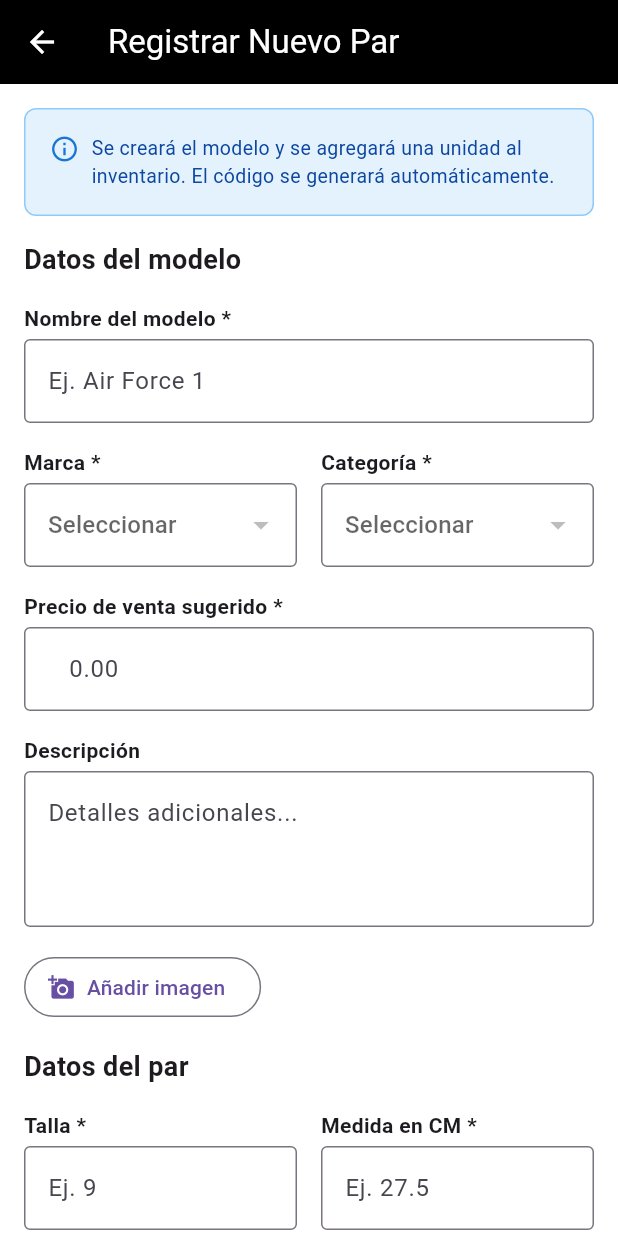
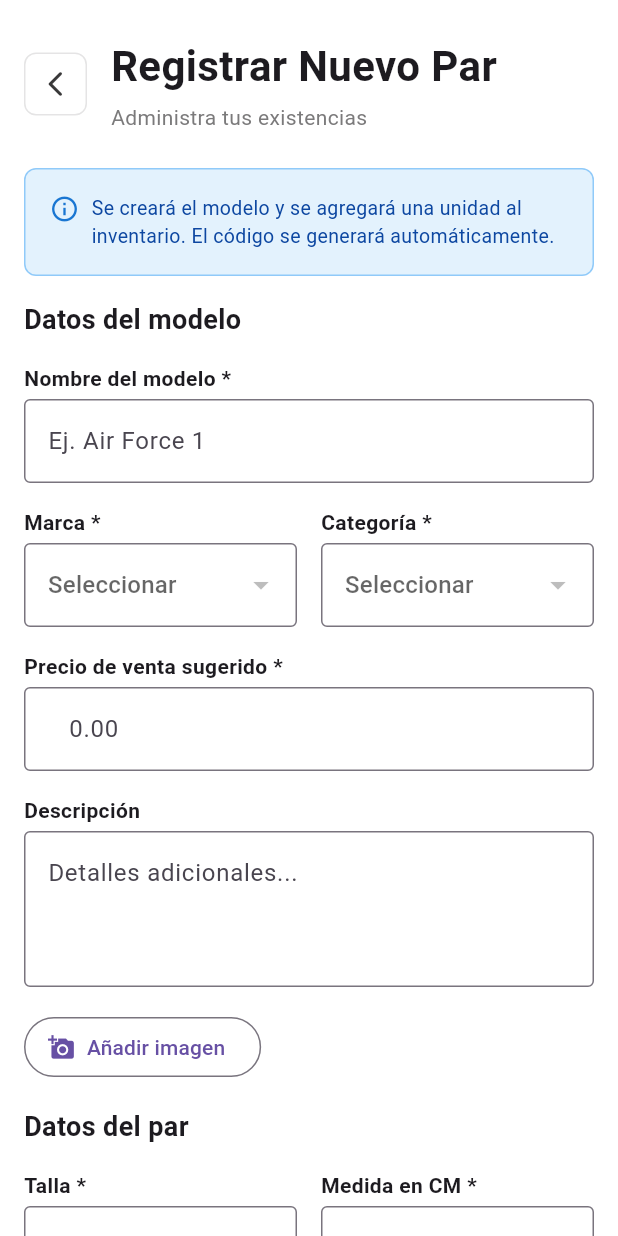
Before and after one commit to JonathanLes/variedadesjm, a Flutter app: the InventarioFormPage screen opened directly, on a phone screen of 412 x 824 dp. Run offline on Flutter 3.47's test engine with Material 3 defaults, Android fonts, the phone set to English and light mode, and no system bars; our stand-ins replace flutter_riverpod, flutter_svg, freezed_annotation, image_picker, mask_text_input_formatter, sembast and 1 more; accounts and stored records are empty.

Commit message:
feat: Se estandarizo las vistas, además se hizo un menú desplegable para el apartado de los inventarios.

```diff
--- a/lib/modules/inventario/boundary/pages/inventario_form_page.dart
+++ b/lib/modules/inventario/boundary/pages/inventario_form_page.dart
@@ -13,6 +13,7 @@ import 'package:variedadesjm/modules/categoria_zapato/entity/categoria_zapato.da
 import 'package:variedadesjm/modules/zapato/controller/zapato_controller.dart';
 import 'package:variedadesjm/shared/themes/colors.dart';
 import 'package:variedadesjm/shared/themes/spacing.dart';
+import 'package:variedadesjm/shared/widgets/pagination/app_back_button.dart';
 
 import '../widgets/inventario_info_banner.dart';
 
@@ -239,21 +240,41 @@ class _InventarioFormPageState extends ConsumerState<InventarioFormPage> {
 
     return Scaffold(
       backgroundColor: AppColors.white,
-      appBar: AppBar(
-        backgroundColor: AppColors.black,
-        leading: const BackButton(color: AppColors.white),
-        title: Text(
-          _editando ? 'Editar Inventario' : 'Registrar Nuevo Par',
-          style: const TextStyle(color: AppColors.white),
-        ),
-      ),
       body: Form(
         key: _formKey,
         child: SingleChildScrollView(
-          padding: const EdgeInsets.all(AppSpacing.md),
+          padding: const EdgeInsets.symmetric(
+            horizontal: AppSpacing.md,
+            vertical: AppSpacing.lg,
+          ),
           child: Column(
             crossAxisAlignment: CrossAxisAlignment.start,
             children: [
+              Row(
+                crossAxisAlignment: CrossAxisAlignment.center,
+                children: [
+                  const AppBackButton(),
+                  const SizedBox(width: AppSpacing.md),
+                  Column(
+                    crossAxisAlignment: CrossAxisAlignment.start,
+                    children: [
+                      Text(
+                        _editando ? 'Editar Inventario' : 'Registrar Nuevo Par',
+                        style: const TextStyle(
+                          fontSize: 28,
+                          fontWeight: FontWeight.bold,
+                        ),
+                      ),
+                      const SizedBox(height: 4),
+                      const Text(
+                        'Administra tus existencias',
+                        style: TextStyle(fontSize: 14, color: AppColors.grey),
+                      ),
+                    ],
+                  ),
+                ],
+              ),
+              const SizedBox(height: AppSpacing.lg),
               InventarioInfoBanner(
                 text: _editando
                     ? 'Puedes actualizar los datos del modelo y del par. El código de inventario se conservará.'
@@ -395,7 +416,7 @@ class _InventarioFormPageState extends ConsumerState<InventarioFormPage> {
           ],
         ),
         const SizedBox(height: AppSpacing.md),
-        _campoTexto(_colorController, 'Color', 'Ej. Negro'),
+        _campoTexto(_colorController, 'Color', 'Ej. NEGRO'),
         const SizedBox(height: AppSpacing.md),
         _campoTexto(
           _precioCompraController,
@@ -502,6 +523,22 @@ class _InventarioFormPageState extends ConsumerState<InventarioFormPage> {
       title: label,
       child: TextFormField(
         controller: controller,
+        textCapitalization: label == 'Color'
+            ? TextCapitalization.characters
+            : TextCapitalization.sentences,
+        onChanged: label == 'Color'
+            ? (value) {
+                final uppercase = value.toUpperCase();
+                if (value != uppercase) {
+                  controller.value = controller.value.copyWith(
+                    text: uppercase,
+                    selection: TextSelection.collapsed(
+                      offset: uppercase.length,
+                    ),
+                  );
+                }
+              }
+            : null,
         readOnly: readOnly,
         onTap: onTap,
         maxLines: maxLines,
--- a/lib/modules/inventario/boundary/pages/inventario_page.dart
+++ b/lib/modules/inventario/boundary/pages/inventario_page.dart
@@ -53,6 +53,7 @@ class InventarioPage extends ConsumerWidget {
     final nombresZapato = {for (final zapato in zapatos) zapato.id: zapato.modelo};
 
     return AppLayout(
+      currentIndex: 3,
       child: inventario.when(
         loading: () => const Center(child: CircularProgressIndicator()),
         error: (error, _) => Center(child: Text('No se pudo cargar el inventario: $error')),
@@ -104,7 +105,8 @@ class InventarioPage extends ConsumerWidget {
                     Expanded(
                       child: AppSearchBar(
                         hintText: 'Buscar por código o color...',
-                        onChanged: (val) => ref.read(inventarioControllerProvider.notifier).buscarInventario(val),
+                        textCapitalization: TextCapitalization.characters,
+                        onChanged: (val) => ref.read(inventarioControllerProvider.notifier).buscarInventario(val.toUpperCase()),
                       ),
                     ),
                     const SizedBox(width: AppSpacing.sm),
--- a/lib/modules/inventario/controller/inventario_controller.dart
+++ b/lib/modules/inventario/controller/inventario_controller.dart
@@ -125,7 +125,9 @@ class InventarioController extends AsyncNotifier<InventarioState> {
   /// Llama al método interno `_cargarConFiltros` para refrescar la lista.
   Future<void> buscarInventario(String query) async {
     if (state.value == null) return;
-    final nuevosFiltros = state.value!.filtros.copyWith(query: query).resetPage();
+    final nuevosFiltros = state.value!.filtros
+        .copyWith(query: query.trim().toUpperCase())
+        .resetPage();
     await _cargarConFiltros(nuevosFiltros);
   }
 
```
Also changed, not shown: lib/modules/categoria_zapato/boundary/pages/categoria_zapato_page.dart (+25 -10 lines), lib/modules/cliente/boundary/pages/cliente_page.dart (+19 -8 lines), lib/modules/inventario/boundary/dialogs/inventario_filter_modal.dart (+7 -1 lines), lib/modules/inventario/boundary/pages/inventario_detail_page.dart (+54 -22 lines), lib/modules/inventario/boundary/widgets/inventario_summary_cards.dart (+62 -8 lines), lib/modules/marca/boundary/pages/marca_page.dart (+25 -12 lines), lib/shared/layouts/app_layout.dart (+38 -15 lines), lib/shared/widgets/inputs/app_search_bar.dart (+7 -17 lines).
